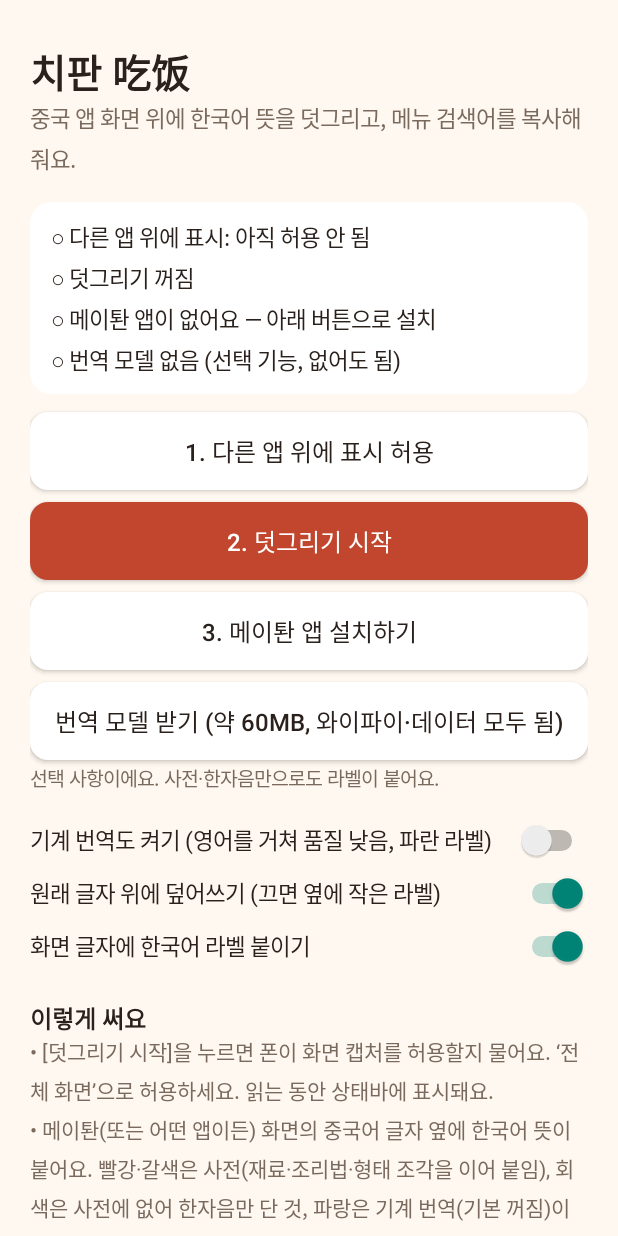
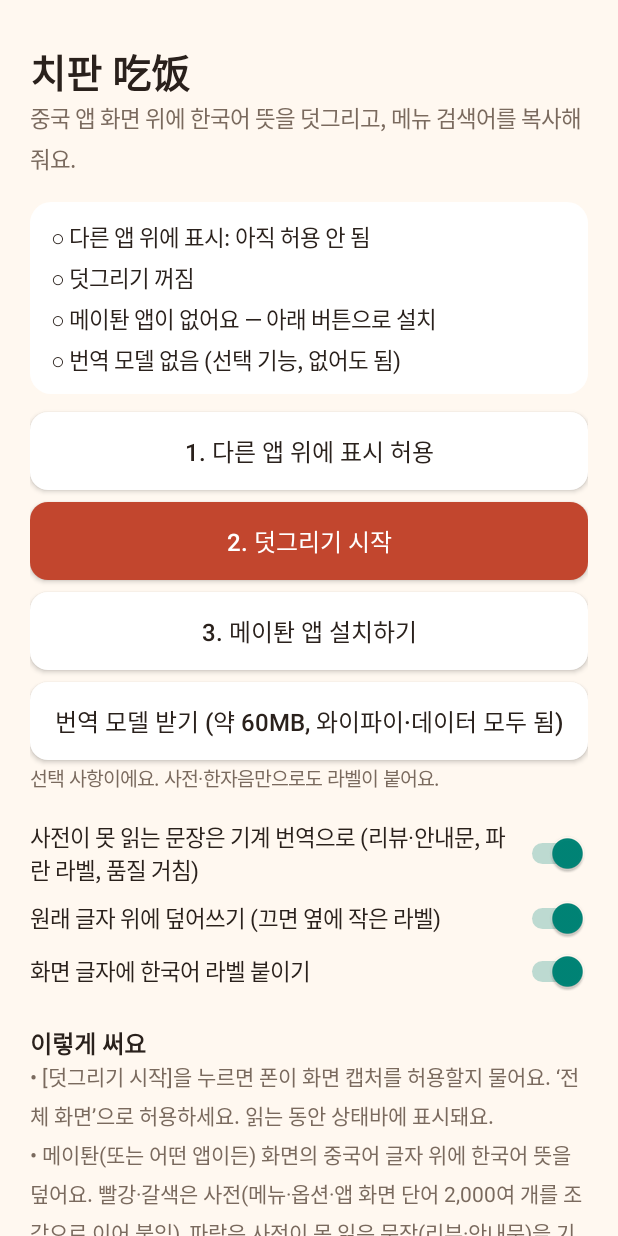
Before and after one commit to lesumein/chifan, an Android app: the screen it shows after launch (MainActivity), on a phone screen of 412 x 824 dp. Run offline under Robolectric (Android 15) with nearby library versions, the phone set to English and light mode, and no system bars; libraries missing offline, so code that uses them is left out: com.google.mlkit.common, com.google.mlkit.nl, com.google.mlkit.vision; 2 statements that could not run were skipped.

Commit message:
안드로이드 0.21: 단어장 2,100개로(분류별 일괄), 기계 번역은 사전이 못 읽은 문장에만 기본 켜짐
- 재료·조리법·지역 요리·음료·옵션·앱 화면·리뷰 문구 1,150개 추가 (한 글자 항목 제외)
- Labeler.Result.known: 사전이 충분히 읽었거나 가격·지점 이름이라 덮을 게 없는 줄엔 기계 번역이 끼어들지 않음
- 기계 번역 기본 켜짐 (모델이 있을 때만). 설정 문구: 중국 가기 전에 모델 받기
- README: 단어장 수, 번역 정책, API 키 방식은 넣지 않는 이유

Co-Authored-By: Claude Fable 5.1 <noreply@anthropic.com>
Claude-Session: https://claude.ai/code/session_01W2qhPUjUcKVQUNqCzkCZnu

```diff
--- a/android/app/build.gradle.kts
+++ b/android/app/build.gradle.kts
@@ -11,8 +11,8 @@ android {
         applicationId = "app.chifan"
         minSdk = 26
         targetSdk = 35
-        versionCode = 20
-        versionName = "0.20"
+        versionCode = 21
+        versionName = "0.21"
         // OCR 네이티브 라이브러리가 CPU 종류마다 10MB씩이라 arm64(2017년 이후 폰)만 넣는다
         ndk { abiFilters += listOf("arm64-v8a") }
     }
--- a/android/app/src/main/java/app/chifan/CaptureService.kt
+++ b/android/app/src/main/java/app/chifan/CaptureService.kt
@@ -270,7 +270,7 @@ class CaptureService : Service() {
             val r = labeler.label(raw)
             if (r?.text != null) {
                 out.add(OverlayView.Label(box, r.text, r.kind, p.n)); seen.add(raw to r.text)
-            } else if (useMt) {
+            } else if (useMt && (r == null || !r.known)) {          // 사전이 못 읽은 줄(리뷰·안내문)만 기계 번역
                 val lt = clean(raw)
                 val mt = Mt.cached(lt)
                 if (mt == null) { Mt.request(lt) { scheduleRebuild() }; seen.add(raw to r?.full) }
--- a/android/app/src/main/java/app/chifan/MainActivity.kt
+++ b/android/app/src/main/java/app/chifan/MainActivity.kt
@@ -83,7 +83,7 @@ class MainActivity : Activity() {
         root.addView(mtState, lp(top = 2))
 
         val swMt = Switch(this).apply {
-            text = "기계 번역도 켜기 (영어를 거쳐 품질 낮음, 파란 라벨)"
+            text = "사전이 못 읽는 문장은 기계 번역으로 (리뷰·안내문, 파란 라벨, 품질 거침)"
             textSize = 15f; setTextColor(getColor(R.color.ink))
             isChecked = Prefs.mtOn(this@MainActivity)
             setOnCheckedChangeListener { _, on -> Prefs.setMtOn(this@MainActivity, on); CaptureService.instance?.refreshNow() }
@@ -109,8 +109,8 @@ class MainActivity : Activity() {
         root.addView(text("이렇게 써요", 16f, getColor(R.color.ink), bold = true), lp(top = 22))
         root.addView(text(
             "• [덧그리기 시작]을 누르면 폰이 화면 캡처를 허용할지 물어요. ‘전체 화면’으로 허용하세요. 읽는 동안 상태바에 표시돼요.\n" +
-            "• 메이퇀(또는 어떤 앱이든) 화면의 중국어 글자 옆에 한국어 뜻이 붙어요. 빨강·갈색은 사전(재료·조리법·형태 조각을 이어 붙임), 회색은 사전에 없어 한자음만 단 것, 파랑은 기계 번역(기본 꺼짐)이에요.\n" +
-            "• 기계 번역을 켜려면 번역 모델을 한 번 받아야 해요(선택). 한국에서만 받을 수 있고, 받은 뒤엔 인터넷 없이 돌아요.\n" +
+            "• 메이퇀(또는 어떤 앱이든) 화면의 중국어 글자 위에 한국어 뜻을 덮어요. 빨강·갈색은 사전(메뉴·옵션·앱 화면 단어 2,000여 개를 조각으로 이어 붙임), 파랑은 사전이 못 읽은 문장(리뷰·안내문)을 기계 번역한 것이에요.\n" +
+            "• 기계 번역은 번역 모델(약 60MB)을 한 번 받아야 돌아요. 구글 서버에서 받기 때문에 중국에 가기 전에 받아 두세요. 받은 뒤엔 인터넷 없이 돌아요.\n" +
             "• 오른쪽에 뜨는 치판 버튼을 누르면 메뉴 고르기·요청사항·단어장이 작은 창으로 열려요. 메뉴를 누르면 검색어가 복사돼요.\n" +
             "• 버튼은 위아래로 끌어 옮길 수 있어요. 끝나면 알림의 [중지]나 여기 [중지]를 누르세요.", 14f, getColor(R.color.muted)))
 
@@ -147,7 +147,7 @@ class MainActivity : Activity() {
         if (!dl) baseBytes = -1
         mtState.text = when {
             dl -> progressText()
-            mtReady -> "번역 모델이 있어요. 위 스위치로 켜면 사전에 없는 줄을 번역해요 (품질 낮음)."
+            mtReady -> "번역 모델이 있어요. 사전이 못 읽는 문장(리뷰·안내문)을 번역해요 (품질 거침)."
             Mt.lastError != null -> "받지 못했어요: ${Mt.lastError}. 인터넷 연결 확인 후 다시 눌러 주세요."
             else -> "선택 사항이에요. 사전·한자음만으로도 라벨이 붙어요."
         }
--- a/android/app/src/main/java/app/chifan/Prefs.kt
+++ b/android/app/src/main/java/app/chifan/Prefs.kt
@@ -7,7 +7,7 @@ object Prefs {
     private fun p(ctx: Context) = ctx.getSharedPreferences("chifan", Context.MODE_PRIVATE)
     fun labelsOn(ctx: Context) = p(ctx).getBoolean("labels", true)
     fun setLabelsOn(ctx: Context, v: Boolean) = p(ctx).edit().putBoolean("labels", v).apply()
-    fun mtOn(ctx: Context) = p(ctx).getBoolean("mt", false)   // 영어를 거치는 번역이라 품질이 낮아 기본 꺼짐
+    fun mtOn(ctx: Context) = p(ctx).getBoolean("mt", true)    // 0.21: 사전이 못 읽은 줄(리뷰·안내문)에만 쓰므로 기본 켜짐 (모델을 받았을 때만 동작)
     fun setMtOn(ctx: Context, v: Boolean) = p(ctx).edit().putBoolean("mt", v).apply()
     fun coverOn(ctx: Context) = p(ctx).getBoolean("cover", true)
     fun setCoverOn(ctx: Context, v: Boolean) = p(ctx).edit().putBoolean("cover", v).apply()
```
Also changed, not shown: android/app/src/main/java/app/chifan/Labeler.kt (+7 -4 lines), 6 other files.
